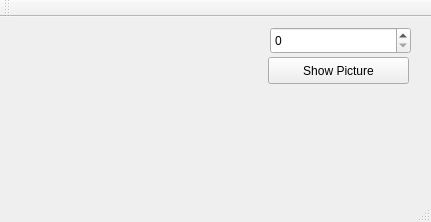
The window that CIFAR10visual/visualizer.ui (Dtananaev/ml_classifiers) describes before a commit, drawn with Qt 5.
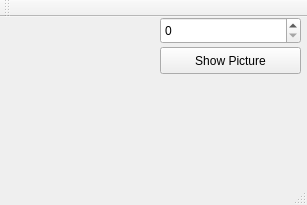
The same window after the commit.

Patch:
```diff
--- a/CIFAR10visual/visualizer.ui
+++ b/CIFAR10visual/visualizer.ui
@@ -6,8 +6,8 @@
    <rect>
     <x>0</x>
     <y>0</y>
-    <width>431</width>
-    <height>222</height>
+    <width>307</width>
+    <height>205</height>
    </rect>
   </property>
   <property name="windowTitle">
@@ -17,8 +17,8 @@
    <widget class="QPushButton" name="showPicture">
     <property name="geometry">
      <rect>
-      <x>268</x>
-      <y>40</y>
+      <x>160</x>
+      <y>30</y>
       <width>141</width>
       <height>27</height>
      </rect>
@@ -30,10 +30,10 @@
    <widget class="QLabel" name="labelPicture">
     <property name="geometry">
      <rect>
-      <x>20</x>
+      <x>10</x>
       <y>10</y>
-      <width>201</width>
-      <height>131</height>
+      <width>121</width>
+      <height>101</height>
      </rect>
     </property>
     <property name="text">
@@ -43,12 +43,15 @@
    <widget class="QSpinBox" name="numberBox">
     <property name="geometry">
      <rect>
-      <x>270</x>
-      <y>10</y>
+      <x>160</x>
+      <y>0</y>
       <width>141</width>
       <height>27</height>
      </rect>
     </property>
+    <property name="maximum">
+     <number>60000</number>
+    </property>
    </widget>
   </widget>
   <widget class="QMenuBar" name="menuBar">
```
Left out of the diff: 2 changed lines with no effect on the pictures.
